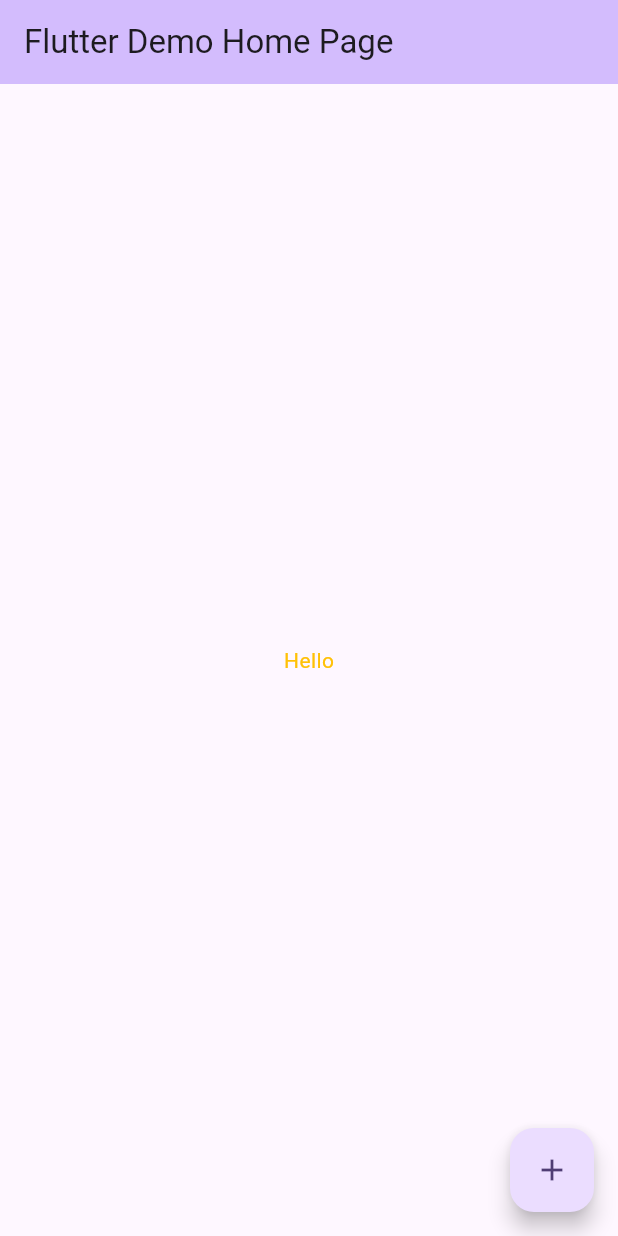
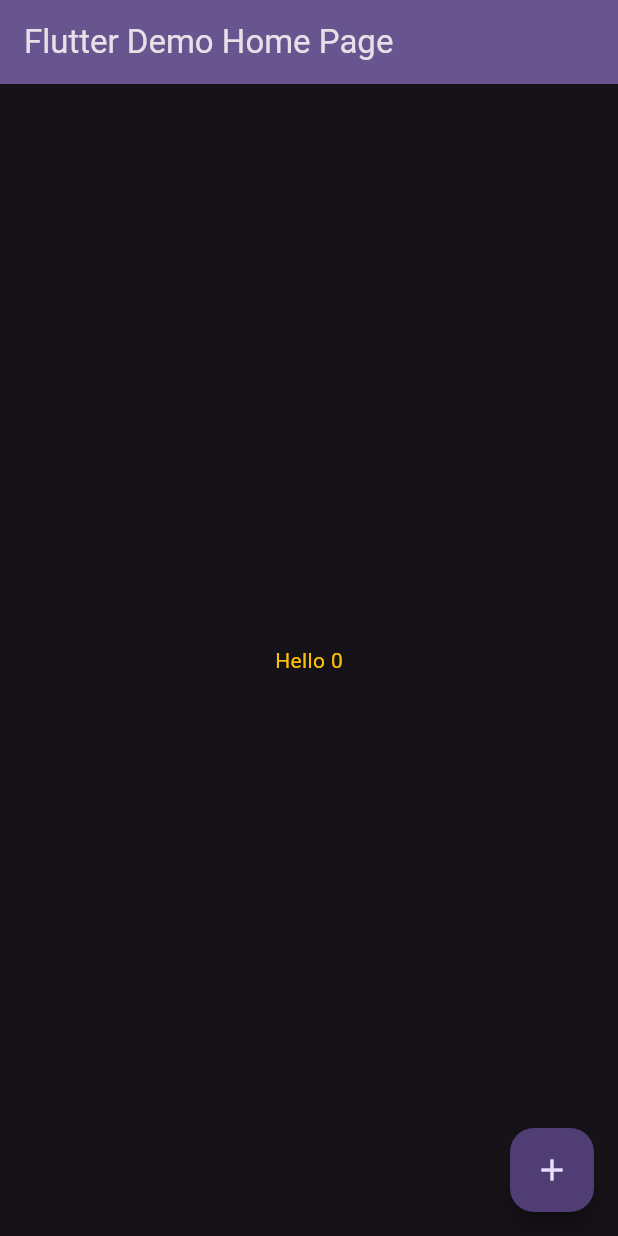
Before and after one commit to nudriin/flutter-exercise, a Flutter app: the screen it shows after launch, on a phone screen of 412 x 824 dp. Run offline on Flutter 3.47's test engine with Material 3 defaults, Android fonts, the phone set to English and light mode, and no system bars.

```diff
--- a/lib/main.dart
+++ b/lib/main.dart
@@ -22,6 +22,7 @@ class MyApp extends StatelessWidget {
   @override
   Widget build(BuildContext context) {
     return MaterialApp(
+      debugShowCheckedModeBanner: false, // disable debug banner
       title: 'Flutter Demo',
       theme: ThemeData(
         // This is the theme of your application.
@@ -39,7 +40,10 @@ class MyApp extends StatelessWidget {
         //
         // This works for code too, not just values: Most code changes can be
         // tested with just a hot reload.
-        colorScheme: ColorScheme.fromSeed(seedColor: Colors.deepPurple),
+        colorScheme: ColorScheme.fromSeed(
+          seedColor: Colors.deepPurple,
+          brightness: Brightness.dark,
+        ),
         useMaterial3: true,
       ),
       home: const MyHomePage(title: 'Flutter Demo Home Page'),
@@ -97,10 +101,10 @@ class _MyHomePageState extends State<MyHomePage> {
         // the App.build method, and use it to set our appbar title.
         title: Text(widget.title),
       ),
-      body: const Center(
+      body: Center(
         child: Text(
-          'Hello',
-          style: TextStyle(color: Colors.amber),
+          'Hello $_counter',
+          style: const TextStyle(color: Colors.amber),
         ),
       ),
       floatingActionButton: FloatingActionButton(
```
